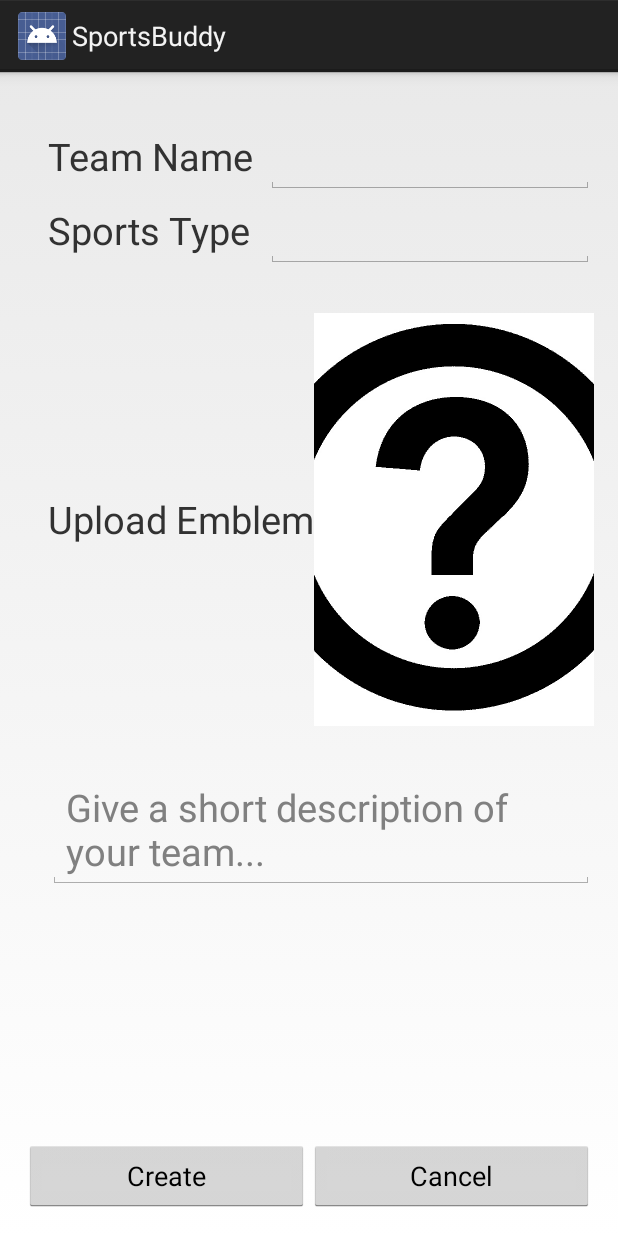
After one commit to happyWinner/SportsBuddy, an Android app: the NewTeamActivity screen opened directly, with no data from a screen before it, on a phone screen of 412 x 824 dp. The commit adds this screen. Run offline under Robolectric (Android 15) with nearby library versions, the phone set to English and light mode, and no system bars.

Commit message:
Add some team related features.

```diff
--- /dev/null
+++ b/app/src/main/java/com/qianchen/sportsbuddy/NewTeamActivity.java
@@ -0,0 +1,31 @@
+package com.qianchen.sportsbuddy;
+
+import android.app.Activity;
+import android.os.Bundle;
+import android.view.Menu;
+import android.view.MenuItem;
+
+public class NewTeamActivity extends Activity {
+
+    @Override
+    protected void onCreate(Bundle savedInstanceState) {
+        super.onCreate(savedInstanceState);
+        setContentView(R.layout.activity_new_team);
+    }
+
+
+    @Override
+    public boolean onCreateOptionsMenu(Menu menu) {
+        // Inflate the menu; this adds items to the action bar if it is present.
+        getMenuInflater().inflate(R.menu.new_team, menu);
+        return true;
+    }
+
+    @Override
+    public boolean onOptionsItemSelected(MenuItem item) {
+        // Handle action bar item clicks here. The action bar will
+        // automatically handle clicks on the Home/Up button, so long
+        // as you specify a parent activity in AndroidManifest.xml.
+        return super.onOptionsItemSelected(item);
+    }
+}
--- /dev/null
+++ b/app/src/main/res/layout/activity_new_team.xml
@@ -0,0 +1,114 @@
+<RelativeLayout xmlns:android="http://schemas.android.com/apk/res/android"
+    xmlns:tools="http://schemas.android.com/tools"
+    android:layout_width="match_parent"
+    android:layout_height="match_parent"
+    android:paddingLeft="@dimen/activity_horizontal_margin"
+    android:paddingRight="@dimen/activity_horizontal_margin"
+    android:paddingTop="@dimen/activity_vertical_margin"
+    android:paddingBottom="@dimen/activity_vertical_margin"
+    tools:context="com.qianchen.sportsbuddy.NewTeamActivity">
+
+    <ScrollView
+        android:layout_width="fill_parent"
+        android:layout_height="wrap_content"
+        android:layout_alignParentTop="true"
+        android:layout_alignParentLeft="true"
+        android:layout_above="@+id/linear_layout">
+
+        <TableLayout
+            android:layout_width="fill_parent"
+            android:layout_height="wrap_content"
+            android:paddingTop="@dimen/activity_vertical_margin"
+            android:paddingLeft="@dimen/activity_horizontal_margin">
+            <TableRow>
+                <TextView
+                    android:layout_width="0dp"
+                    android:layout_height="wrap_content"
+                    android:layout_weight="2"
+                    android:text="@string/label_team_name"
+                    android:textSize="@dimen/text_size"/>
+                <EditText
+                    android:id="@+id/edit_team_name"
+                    android:layout_width="0dp"
+                    android:layout_height="wrap_content"
+                    android:layout_weight="3"
+                    android:gravity="center_horizontal"
+                    android:ems="10"
+                    android:textSize="@dimen/text_size"/>
+            </TableRow>
+            <TableRow>
+                <TextView
+                    android:layout_width="0dp"
+                    android:layout_height="wrap_content"
+                    android:layout_weight="2"
+                    android:text="@string/label_sports_type"
+                    android:textSize="@dimen/text_size"/>
+                <EditText
+                    android:id="@+id/edit_sports_type"
+                    android:layout_width="0dp"
+                    android:layout_height="wrap_content"
+                    android:layout_weight="3"
+                    android:gravity="center_horizontal"
+                    android:ems="10"
+                    android:textSize="@dimen/text_size"/>
+            </TableRow>
+            <TableRow
+                android:layout_height="wrap_content"
+                android:layout_width="fill_parent"
+                android:paddingTop="@dimen/new_team_padding_top"
+                android:textSize="@dimen/text_size">
+            </TableRow>
+            <TableRow>
+                <TextView
+                    android:layout_width="wrap_content"
+                    android:layout_height="wrap_content"
+                    android:layout_gravity="center"
+                    android:text="@string/label_upload_emblem"
+                    android:textSize="@dimen/text_size"/>
+                <ImageButton
+                    android:layout_width="0dp"
+                    android:layout_height="wrap_content"
+                    android:layout_weight="3"
+                    android:src="@drawable/ic_upload_emblem"
+                    android:background="@null"
+                    android:id="@+id/button_upload_emblem" />
+            </TableRow>
+            <TableRow
+                android:layout_height="wrap_content"
+                android:layout_width="wrap_content"
+                android:paddingTop="@dimen/new_team_padding_top">
+            </TableRow>
+            <EditText
+                android:id="@+id/team_description"
+                android:layout_width="fill_parent"
+                android:layout_height="wrap_content"
+                android:hint="@string/hint_team_description"
+                android:textSize="@dimen/text_size"/>
+        </TableLayout>
+
+    </ScrollView>
+
+    <LinearLayout
+        android:id="@+id/linear_layout"
+        android:orientation="horizontal"
+        android:layout_width="fill_parent"
+        android:layout_height="wrap_content"
+        android:layout_alignParentBottom="true"
+        android:layout_alignParentEnd="true">
+
+        <Button
+            android:layout_width="0dp"
+            android:layout_height="wrap_content"
+            android:text="@string/button_create"
+            android:id="@+id/button_crea_team"
+            android:layout_weight="1" />
+
+        <Button
+            android:layout_width="0dp"
+            android:layout_height="wrap_content"
+            android:text="@string/button_cancel"
+            android:id="@+id/button_cancel_team"
+            android:layout_weight="1" />
+    </LinearLayout>
+
+</RelativeLayout>
--- /dev/null
+++ b/app/src/main/res/menu/new_team.xml
@@ -0,0 +1,4 @@
+<menu xmlns:android="http://schemas.android.com/apk/res/android"
+    xmlns:tools="http://schemas.android.com/tools"
+    tools:context="com.qianchen.sportsbuddy.NewTeamActivity" >
+</menu>
--- /dev/null
+++ b/app/src/main/res/menu/team_info.xml
@@ -0,0 +1,4 @@
+<menu xmlns:android="http://schemas.android.com/apk/res/android"
+    xmlns:tools="http://schemas.android.com/tools"
+    tools:context="com.qianchen.sportsbuddy.TeamInfoActivity" >
+</menu>
--- a/app/src/main/res/values/dimens.xml
+++ b/app/src/main/res/values/dimens.xml
@@ -13,4 +13,8 @@
 
     <!-- Dimens related to team emblem -->
     <dimen name="team_emblem_height">100dp</dimen>
+
+    <!-- Dimens related to new team activity -->
+    <dimen name="text_size">25sp</dimen>
+    <dimen name="new_team_padding_top">30dp</dimen>
 </resources>
--- a/app/src/main/res/values/strings.xml
+++ b/app/src/main/res/values/strings.xml
@@ -77,6 +77,10 @@
     <string name="button_join">Join</string>
     <string name="event_join_successfully">You have successfully joined the event!</string>
 
-    <!-- Strings related to list item team -->
-
+    <!-- Strings related to new team window -->
+    <string name="label_team_name">Team Name</string>
+    <string name="label_sports_type">Sports Type</string>
+    <string name="label_upload_emblem">Upload Emblem</string>
+    <string name="hint_team_description">Give a short description of your team...</string>
+    <string name="button_create">Create</string>
 </resources>
```
Also changed, not shown: app/src/main/AndroidManifest.xml (+12 -0 lines), app/src/main/java/com/qianchen/sportsbuddy/MainActivity.java (+9 -1 lines), app/src/main/java/com/qianchen/sportsbuddy/TeamFragment.java (+16 -1 lines), app/src/main/java/com/qianchen/sportsbuddy/TeamInfoActivity.java (added, +71 -0 lines), app/src/main/res/layout/activity_team_info.xml (added, +11 -0 lines), app/src/main/res/drawable-xxhdpi/ic_upload_emblem.9.png (added).
